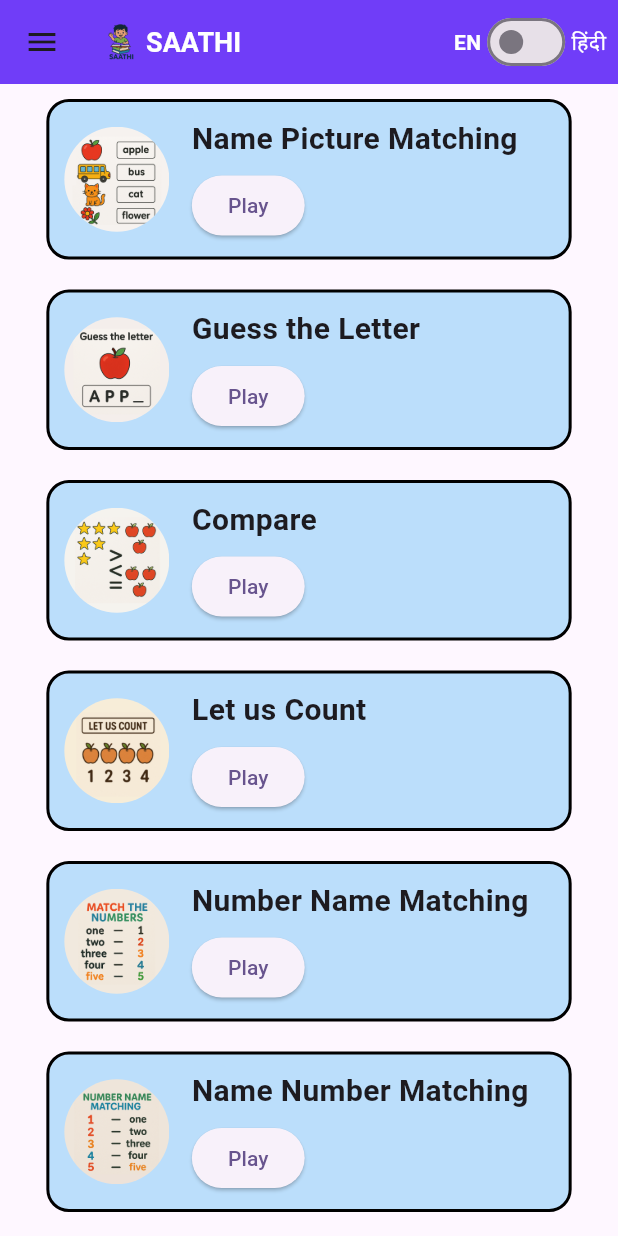
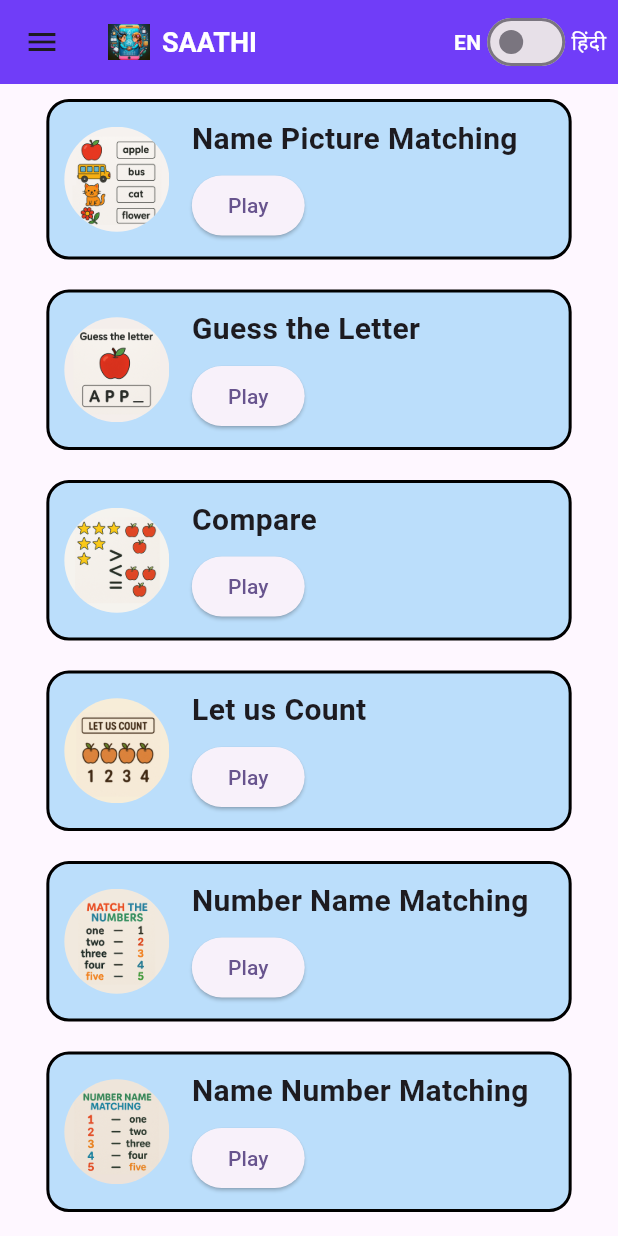
Before and after one commit to Devanshv17/SAATHI-, a Flutter app: the HomePage screen opened by its route, on a phone screen of 412 x 824 dp. Run offline on Flutter 3.47's test engine with Material 3 defaults, Android fonts, the light colour scheme and no system bars; our stand-ins replace animated_text_kit, audioplayers, cloud_firestore, firebase_ai, firebase_auth, firebase_core and 8 more; missing offline and left inert: firebase_phone_auth_handler, flutter_analog_clock, translator_plus; accounts and stored records are empty; statements that could not run were skipped.

Commit message:
hindi logo

```diff
--- a/lib/homepage.dart
+++ b/lib/homepage.dart
@@ -195,7 +195,7 @@
     });
   }
 
-  Widget buildBox(String key, bool isHindi, Color bgColor,String imgpath) {
+  Widget buildBox(String key, bool isHindi, Color bgColor,String imgpath,String imgpathHindi) {
     final title = isHindi ? boxTextsHindi[key]! : boxTextsEnglish[key]!;
     final correct = correctScores[title] ?? 0;
     final incorrect = incorrectScores[title] ?? 0;
@@ -218,7 +218,7 @@
             decoration: BoxDecoration(
               borderRadius: BorderRadius.circular(50),
               image:  DecorationImage(
-                image: AssetImage(imgpath),
+                image: AssetImage(isHindi?imgpathHindi:imgpath),
                 fit: BoxFit.cover,
               ),
             ),
@@ -305,17 +305,17 @@
         child: SingleChildScrollView(
           child: Column(
             children: [
-              buildBox('Box1', isHindi, Colors.blue.shade100,'assets/npp.png'),
-              buildBox('Box2', isHindi, Colors.blue.shade100,'assets/gtl.png'),
-              buildBox('Box3', isHindi, Colors.blue.shade100,'assets/cmp.png'),
-              buildBox('Box4', isHindi, Colors.blue.shade100, 'assets/cnt.png'),
-              buildBox('Box5', isHindi, Colors.blue.shade100,'assets/namenm.png'),
-              buildBox('Box6', isHindi, Colors.blue.shade100, 'assets/numnp.png'),
-              buildBox('Box7', isHindi, Colors.blue.shade100, 'assets/ltt.png'),
+              buildBox('Box1', isHindi, Colors.blue.shade100,'assets/npp.png','assets/npph.jpg'),
+              buildBox('Box2', isHindi, Colors.blue.shade100,'assets/gtl.png','assets/gtlh.jpg'),
+              buildBox('Box3', isHindi, Colors.blue.shade100,'assets/cmp.png','assets/cmp.png'),
+              buildBox('Box4', isHindi, Colors.blue.shade100, 'assets/cnt.png','assets/cnth.jpg'),
+              buildBox('Box5', isHindi, Colors.blue.shade100,'assets/namenm.png','assets/namenmh.jpg'),
+              buildBox('Box6', isHindi, Colors.blue.shade100, 'assets/numnp.png','assets/numnph.jpg'),
+              buildBox('Box7', isHindi, Colors.blue.shade100, 'assets/ltt.png','assets/ltth.jpg'),
               // buildBox('Box8', isHindi, Colors.blue.shade100),
-              buildBox('Box9', isHindi, Colors.blue.shade100, 'assets/ak.png'),
-              buildBox('Box10', isHindi, Colors.blue.shade100, 'assets/lr.png'),
-              buildBox('Box11', isHindi, Colors.blue.shade100, 'assets/fs.png'),
+              buildBox('Box9', isHindi, Colors.blue.shade100, 'assets/ak.png','assets/akh.jpg'),
+              buildBox('Box10', isHindi, Colors.blue.shade100, 'assets/lr.png','assets/lrh.jpg'),
+              buildBox('Box11', isHindi, Colors.blue.shade100, 'assets/fs.png','assets/fsh.jpg'),
             ],
           ),
         ),
--- a/lib/main.dart
+++ b/lib/main.dart
@@ -5,7 +5,7 @@
 import 'package:shared_preferences/shared_preferences.dart';
 import 'package:provider/provider.dart';
 import 'package:firebase_phone_auth_handler/firebase_phone_auth_handler.dart';
-import 'firebase_options.dart';            // your generated Firebase options
+import 'firebase_options.dart';
 import 'language_notifier.dart';
 import 'register.dart';
 import 'login.dart';
```
Also changed, not shown: pubspec.yaml (+10 -3 lines), assets/akh.jpg (added), assets/cnth.jpg (added), assets/fsh.jpg (added), assets/gtlh.jpg (added), assets/logo.png, assets/lrh.jpg (added), assets/ltth.jpg (added), assets/namenmh.jpg (added), assets/npph.jpg (added), assets/numnph.jpg (added), 4 other files.
